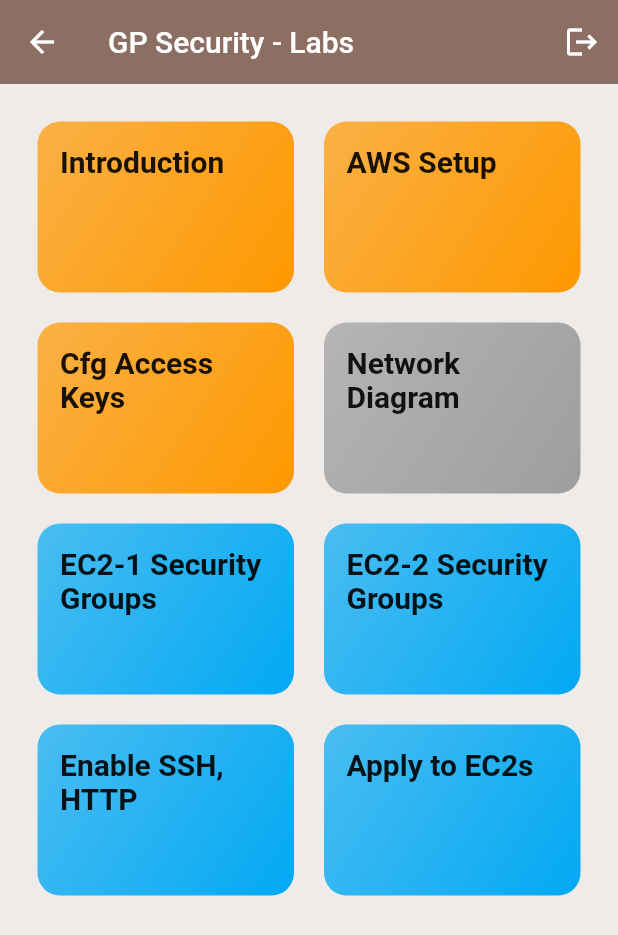
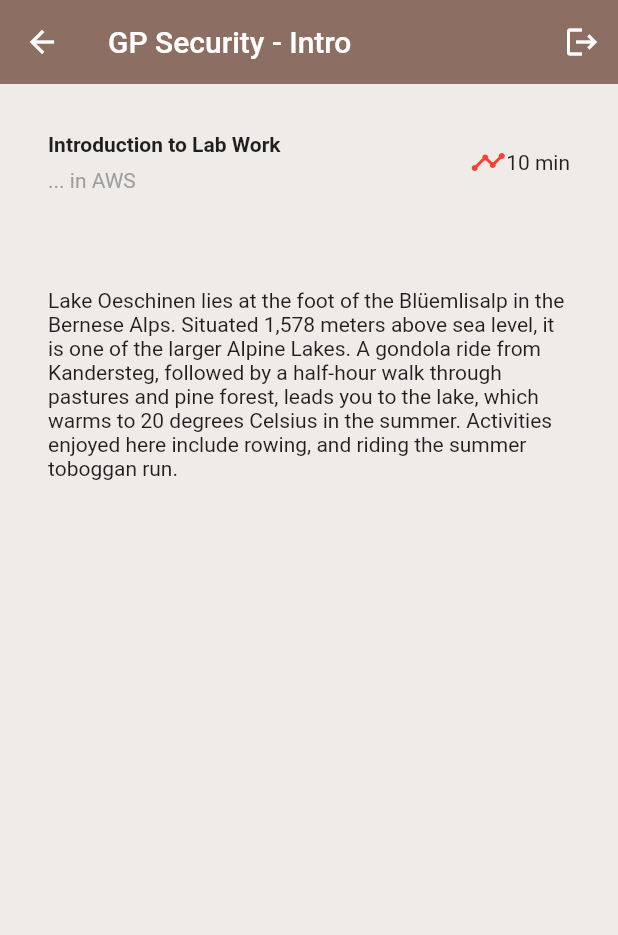
Before and after one commit to aseemsethi/gp_ent, a Flutter app: the Labs screen opened by its route, after a tap on "Introduction", on a phone screen of 412 x 824 dp. Shown: the top 935 px of the screen. Run offline on Flutter 3.47's test engine with Material 2 defaults, Android fonts, the phone set to English and light mode, and no system bars; our stand-ins replace cloud_firestore, firebase_auth, firebase_core, flutter_spinkit; accounts and stored records are empty.

Commit message:
edited labs

```diff
--- a/lib/data/labsData.dart
+++ b/lib/data/labsData.dart
@@ -3,7 +3,7 @@
 
 const labsMenu = [
   LabsModel(
-    id: 'Intro',
+    id: 'intro',
     title: 'Introduction',
     color: Colors.orange,
   ),
@@ -13,8 +13,8 @@
     color: Colors.orange,
   ),
   LabsModel(
-    id: 'Cfg Access Keys',
-    title: 'Cfg Access Keys',
+    id: 'Configure Keys',
+    title: 'Configure Keys',
     color: Colors.orange,
   ),
   LabsModel(
@@ -24,17 +24,17 @@
   ),
   LabsModel(
     id: 'EC2-1 with SG',
-    title: 'EC2-1 Security Groups',
+    title: 'EC2-1 Security',
     color: Colors.lightBlue,
   ),
   LabsModel(
     id: 'EC2-2 with SG',
-    title: 'EC2-2 Security Groups',
+    title: 'EC2-2 Security',
     color: Colors.lightBlue,
   ),
   LabsModel(
-    id: 'Enable SSH, HTTP in SG',
-    title: 'Enable SSH, HTTP',
+    id: 'Enable SSH, HTTP',
+    title: 'Enable SSH/HTTP',
     color: Colors.lightBlue,
   ),
   LabsModel(
--- /dev/null
+++ b/lib/labs/intro.dart
@@ -0,0 +1,87 @@
+import 'package:flutter/material.dart';
+import 'package:gp_ent/data/labsData.dart';
+import '../services/auth.dart';
+import '../widgets/securityHdgItem.dart';
+
+class Intro extends StatelessWidget {
+  final AuthService _auth = AuthService();
+
+  @override
+  Widget build(BuildContext context) {
+    return Scaffold(
+        backgroundColor: Colors.brown[50],
+        appBar: AppBar(
+          title: Text('GP Security - Intro'),
+          backgroundColor: Colors.brown[400],
+          elevation: 0.0,
+          actions: <Widget>[
+            IconButton(
+              icon: const Icon(
+                Icons.logout,
+                semanticLabel: 'logout',
+              ),
+              onPressed: () async {
+                await _auth.signOut();
+              },
+            ),
+          ],
+        ),
+        body: Column(
+          children: [
+            titleSection,
+            textSection,
+          ],
+        ));
+  }
+}
+
+Widget titleSection = Container(
+  padding: const EdgeInsets.all(32),
+  child: Row(
+    children: [
+      Expanded(
+        /*1*/
+        child: Column(
+          crossAxisAlignment: CrossAxisAlignment.start,
+          children: [
+            /*2*/
+            Container(
+              padding: const EdgeInsets.only(bottom: 8),
+              child: const Text(
+                'Introduction to Lab Work',
+                style: TextStyle(
+                  fontWeight: FontWeight.bold,
+                ),
+              ),
+            ),
+            Text(
+              '... in AWS',
+              style: TextStyle(
+                color: Colors.grey[500],
+              ),
+            ),
+          ],
+        ),
+      ),
+      /*3*/
+      Icon(
+        Icons.timeline,
+        color: Colors.red[500],
+      ),
+      const Text('10 min'),
+    ],
+  ),
+);
+
+Widget textSection = Container(
+  padding: const EdgeInsets.all(32),
+  child: const Text(
+    'Lake Oeschinen lies at the foot of the Blüemlisalp in the Bernese '
+    'Alps. Situated 1,578 meters above sea level, it is one of the '
+    'larger Alpine Lakes. A gondola ride from Kandersteg, followed by a '
+    'half-hour walk through pastures and pine forest, leads you to the '
+    'lake, which warms to 20 degrees Celsius in the summer. Activities '
+    'enjoyed here include rowing, and riding the summer toboggan run.',
+    softWrap: true,
+  ),
+);
--- a/lib/labs/network.dart
+++ b/lib/labs/network.dart
@@ -51,9 +51,9 @@
 
 class _ItemsSceneState extends State<ItemsScene> {
   List<ItemModel> items = [
-    ItemModel(offset: Offset(70, 100), text: 'text1'),
-    ItemModel(offset: Offset(200, 100), text: 'text2'),
-    ItemModel(offset: Offset(200, 230), text: 'text3'),
+    ItemModel(offset: Offset(70, 100), text: 'Internet GW'),
+    ItemModel(offset: Offset(200, 100), text: 'EC2-1 (Public Subnet)'),
+    ItemModel(offset: Offset(200, 230), text: 'EC2-2 (Pvt Subnet)'),
   ];
 
   Function onDragStart(int index) => (x, y) {
@@ -151,10 +151,17 @@
           offsets[index],
           Paint()
             ..color = Colors.red
-            ..strokeWidth = 2,
+            ..strokeWidth = 4,
         );
       });
     }
+    // canvas.drawLine(
+    //   offsets[0],
+    //   offsets[2],
+    //   Paint()
+    //     ..color = Colors.red
+    //     ..strokeWidth = 2,
+    // );
   }
 
   @override
--- a/lib/main.dart
+++ b/lib/main.dart
@@ -11,6 +11,8 @@
 
 import 'package:provider/provider.dart';
 import 'package:firebase_core/firebase_core.dart';
+
+import 'labs/intro.dart';
 
 void main() async {
   WidgetsFlutterBinding.ensureInitialized();
@@ -41,6 +43,7 @@
           '/progress': (ctx) => Progress(),
           '/labs': (ctx) => Labs(),
           '/network': (ctx) => Network(),
+          '/intro': (ctx) => Intro(),
         },
       ),
     );
--- a/lib/widgets/securityHdgItem.dart
+++ b/lib/widgets/securityHdgItem.dart
@@ -36,7 +36,7 @@
         child: Text(
           title,
           style: TextStyle(
-            fontSize: 20,
+            fontSize: 18,
             fontWeight: FontWeight.bold,
             color: Colors.black.withOpacity(0.9),
           ),
```
